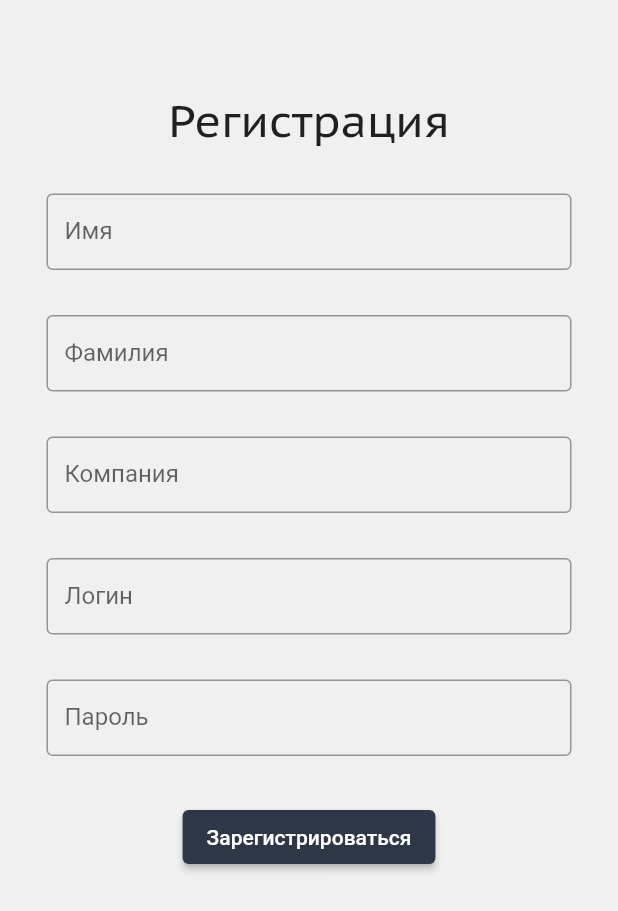
After one commit to ZelentsovRoman/TaskSystem_for_Android, a Flutter app: the screen it shows after launch, after a tap on "Зарегистрироваться", on a phone screen of 412 x 824 dp. The commit adds this screen. Shown: the top 911 px of the screen. Run offline on Flutter 3.47's test engine with Material 2 defaults, Android fonts, the phone set to English and light mode, and no system bars; our stand-ins replace shared_preferences; accounts and stored records are empty.

Commit message:
Route to tasks screen after auth

```diff
--- a/lib/routes/Home.dart
+++ b/lib/routes/Home.dart
@@ -1,4 +1,9 @@
 import 'package:flutter/material.dart';
+import 'package:tasksystem_for_android/routes/Register.dart';
+import 'package:tasksystem_for_android/taskAPI.dart';
+
+import '../models/User.dart';
+
 class Home extends StatefulWidget {
   const Home({Key? key}) : super(key: key);
 
@@ -7,26 +12,124 @@ class Home extends StatefulWidget {
 }
 
 class _HomeState extends State<Home> {
+  final formKey = GlobalKey<FormState>();
+  late String login;
+  late String password;
+  User? _user;
+
+  Future<bool> getData(User user) async {
+    dynamic temp = (await taskAPI().auth(user));
+    if (temp != null) {
+      _user = temp;
+      // Future.delayed(const Duration(seconds: 2)).then((value) => setState((){}));
+      return true;
+    } else {
+      return false;
+    }
+  }
+
   @override
   Widget build(BuildContext context) {
     return Scaffold(
-      backgroundColor: Colors.white,
+      backgroundColor: Color(0xFFF0F0F0),
       body: SafeArea(
           child: Row(
         mainAxisAlignment: MainAxisAlignment.center,
         children: [
-              Column(
-                children: const [
-                  Padding(padding: EdgeInsets.only(top: 70)),
-                  Text(
+          Expanded(
+              child: Form(
+                  key: formKey,
+                  child: SingleChildScrollView(
+                    child: Column(
+                      children: [
+                        const Padding(padding: EdgeInsets.only(top: 70)),
+                        const Text(
                           'Авторизация',
-                    style: TextStyle(fontFamily: 'PT Sans Caption', fontSize: 30),
+                          style: TextStyle(
+                              fontFamily: 'PT Sans Caption', fontSize: 30),
                         ),
+                        const Padding(padding: EdgeInsets.only(top: 30)),
+                        SizedBox(
+                            width: 350,
+                            child: TextFormField(
+                              validator: (value) {
+                                if (value?.isEmpty ?? true) {
+                                  return 'Введите логин';
+                                }
+                                return null;
+                              },
+                              onChanged: (value) {
+                                login = value;
+                                setState(() {});
+                              },
+                              decoration: const InputDecoration(
+                                  border: OutlineInputBorder(),
+                                  isDense: true,
+                                  labelText: 'Логин'),
+                            )),
+                        const Padding(padding: EdgeInsets.only(top: 30)),
+                        SizedBox(
+                            width: 350,
+                            child: TextFormField(
+                              obscureText: true,
+                              validator: (value) {
+                                if (value?.isEmpty ?? true) {
+                                  return 'Введите пароль';
+                                }
+                                return null;
+                              },
+                              onChanged: (value) {
+                                password = value;
+                                setState(() {});
+                              },
+                              decoration: const InputDecoration(
+                                  border: OutlineInputBorder(),
+                                  isDense: true,
+                                  labelText: 'Пароль'),
+                            )),
+                        const Padding(padding: EdgeInsets.only(top: 30)),
+                        TextButton(
+                          onPressed: () {
+                            Navigator.of(context).push(MaterialPageRoute(
+                                builder: (context) => const Register()));
+                          },
+                          style: TextButton.styleFrom(
+                            backgroundColor: Color(0xFF2D3748),
+                          ),
+                          child: const Text(
+                            'Зарегистрироваться',
+                            style: TextStyle(color: Colors.white),
+                          ),
+                        ),
+                        const Padding(padding: EdgeInsets.only(top: 30)),
+                        ElevatedButton(
+                          onPressed: () async {
+                            if (formKey.currentState!.validate()) {
+                              User user = User(login, password);
+                              if (await getData(user)) {
+                                Navigator.pushNamedAndRemoveUntil(
+                                    context, '/Tasks', (route) => false);
+                              } else {
+                                ScaffoldMessenger.of(context).showSnackBar(
+                                    const SnackBar(
+                                        content:
+                                            Text('Неверный логин или пароль')));
+                              }
+                            }
+                          },
+                          style: ElevatedButton.styleFrom(
+                            backgroundColor: Color(0xFF2D3748),
+                          ),
+                          child: const Text(
+                            'Войти',
+                            style: TextStyle(color: Colors.white),
+                          ),
+                        )
                       ],
                     ),
+                  )))
         ],
-          )
-      ),
+      )),
     );
   }
 }
--- /dev/null
+++ b/lib/routes/Register.dart
@@ -0,0 +1,161 @@
+import 'package:flutter/material.dart';
+
+class Register extends StatefulWidget {
+  const Register({Key? key}) : super(key: key);
+
+  @override
+  State<Register> createState() => _RegisterState();
+}
+
+class _RegisterState extends State<Register> {
+  final formKey = GlobalKey<FormState>();
+  late String login;
+  late String password;
+  late String name;
+  late String lastName;
+  late String company;
+
+  @override
+  Widget build(BuildContext context) {
+    return Scaffold(
+      backgroundColor: Color(0xFFF0F0F0),
+      body: SafeArea(
+          child: Row(
+        mainAxisAlignment: MainAxisAlignment.center,
+        children: [
+          Expanded(
+              child: Form(
+                  key: formKey,
+                  child: SingleChildScrollView(
+                    child: Column(
+                      children: [
+                        const Padding(padding: EdgeInsets.only(top: 60)),
+                        const Text(
+                          'Регистрация',
+                          style: TextStyle(
+                              fontFamily: 'PT Sans Caption', fontSize: 30),
+                        ),
+                        const Padding(padding: EdgeInsets.only(top: 30)),
+                        SizedBox(
+                            width: 350,
+                            child: TextFormField(
+                              validator: (value) {
+                                if (value?.isEmpty ?? true) {
+                                  return 'Введите имя';
+                                }
+                                return null;
+                              },
+                              onChanged: (value) {
+                                name = value;
+                                setState(() {});
+                              },
+                              decoration: const InputDecoration(
+                                  border: OutlineInputBorder(),
+                                  isDense: true,
+                                  labelText: 'Имя'),
+                            )),
+                        const Padding(padding: EdgeInsets.only(top: 30)),
+                        SizedBox(
+                            width: 350,
+                            child: TextFormField(
+                              validator: (value) {
+                                if (value?.isEmpty ?? true) {
+                                  return 'Введите фамилию';
+                                }
+                                return null;
+                              },
+                              onChanged: (value) {
+                                lastName = value;
+                                setState(() {});
+                              },
+                              decoration: const InputDecoration(
+                                  border: OutlineInputBorder(),
+                                  isDense: true,
+                                  labelText: 'Фамилия'),
+                            )),
+                        const Padding(padding: EdgeInsets.only(top: 30)),
+                        SizedBox(
+                            width: 350,
+                            child: TextFormField(
+                              validator: (value) {
+                                if (value?.isEmpty ?? true) {
+                                  return 'Введите название компании';
+                                }
+                                return null;
+                              },
+                              onChanged: (value) {
+                                company = value;
+                                setState(() {});
+                              },
+                              decoration: const InputDecoration(
+                                  border: OutlineInputBorder(),
+                                  isDense: true,
+                                  labelText: 'Компания'),
+                            )),
+                        const Padding(padding: EdgeInsets.only(top: 30)),
+                        SizedBox(
+                            width: 350,
+                            child: TextFormField(
+                              validator: (value) {
+                                if (value?.isEmpty ?? true) {
+                                  return 'Введите логин';
+                                }
+                                return null;
+                              },
+                              onChanged: (value) {
+                                login = value;
+                                setState(() {});
+                              },
+                              decoration: const InputDecoration(
+                                  border: OutlineInputBorder(),
+                                  isDense: true,
+                                  labelText: 'Логин'),
+                            )),
+                        const Padding(padding: EdgeInsets.only(top: 30)),
+                        SizedBox(
+                            width: 350,
+                            child: TextFormField(
+                              obscureText: true,
+                              validator: (value) {
+                                if (value?.isEmpty ?? true) {
+                                  return 'Введите пароль';
+                                }
+                                return null;
+                              },
+                              onChanged: (value) {
+                                password = value;
+                                setState(() {});
+                              },
+                              decoration: const InputDecoration(
+                                  border: OutlineInputBorder(),
+                                  isDense: true,
+                                  labelText: 'Пароль'),
+                            )),
+                        const Padding(padding: EdgeInsets.only(top: 30)),
+                        ElevatedButton(
+                          onPressed: () {
+                            if (formKey.currentState!.validate()) {
+                              ScaffoldMessenger.of(context)
+                                  .showSnackBar(SnackBar(
+                                content: Text(
+                                    'Проверка $name $lastName $company $login $password'),
+                                backgroundColor: Colors.black,
+                              ));
+                            }
+                          },
+                          style: ElevatedButton.styleFrom(
+                            backgroundColor: Color(0xFF2D3748),
+                          ),
+                          child: const Text(
+                            'Зарегистрироваться',
+                            style: TextStyle(color: Colors.white),
+                          ),
+                        )
+                      ],
+                    ),
+                  )))
+        ],
+      )),
+    );
+  }
+}
--- a/pubspec.yaml
+++ b/pubspec.yaml
@@ -30,6 +30,8 @@ environment:
 dependencies:
   flutter:
     sdk: flutter
+  http: ^0.13.5
+  shared_preferences: 2.0.18
 
 
   # The following adds the Cupertino Icons font to your application.
```
Also changed, not shown: lib/ApiConstants.dart (added, +17 -0 lines), lib/main.dart (+11 -8 lines), lib/models/Company.dart (added, +18 -0 lines), lib/models/Employee.dart (added, +37 -0 lines), lib/models/Status.dart (added, +15 -0 lines), lib/models/Subtask.dart (added, +29 -0 lines), lib/models/Task.dart (added, +65 -0 lines), lib/models/User.dart (added, +30 -0 lines), lib/routes/Tasks.dart (added, +64 -0 lines), lib/taskAPI.dart (added, +50 -0 lines), pubspec.lock, 1 other file. Lines whose indentation alone changed are shown as unchanged.
